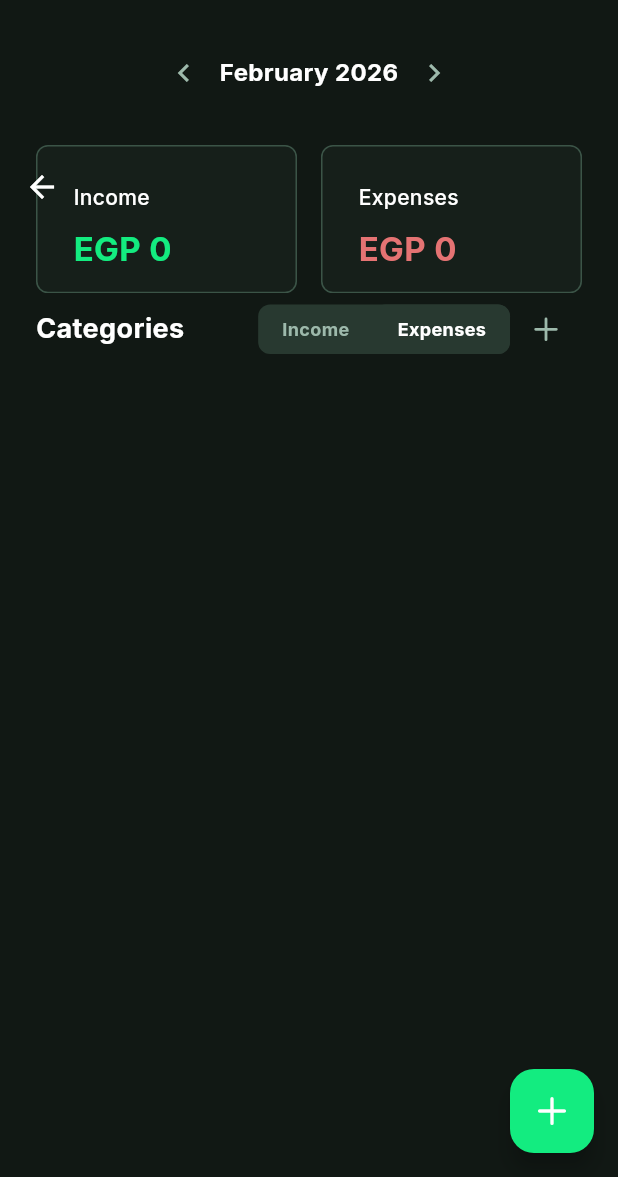
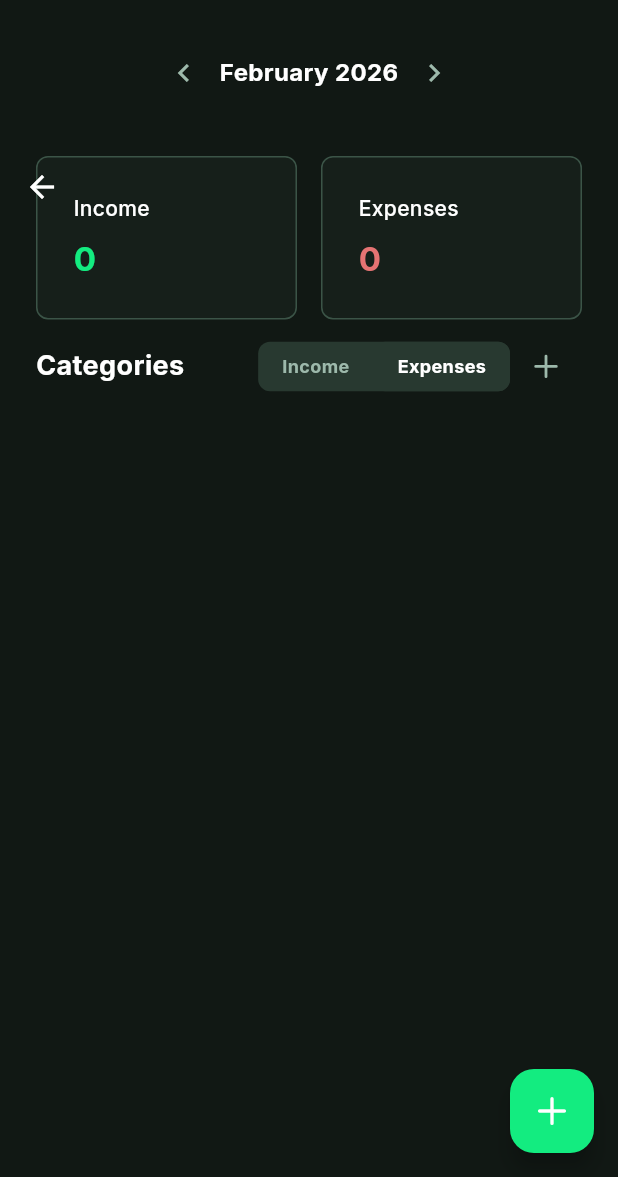
Before and after one commit to OmarAdel10/budget_wise, a Flutter app: the HomeScreen screen opened directly, after a tap on the "chevron left" icon, on a phone screen of 412 x 824 dp, the part 59-1236 px from its top. Run offline on Flutter 3.47's test engine with Material 3 defaults, Android fonts, the phone set to English and light mode, and no system bars; drawn by our look-alikes of auto_size_text; our stand-ins replace cloud_firestore, dotted_border, equatable, firebase_auth, firebase_core, flutter_bloc and 12 more; missing offline and left inert: another_telephony; accounts and stored records are empty.

Commit message:
🐞 fix(home): resolve summary layout overflows
- Increase header expanded height to 15% for better vertical clearance.
- Implement 'FittedBox' scaling in collapsed header to prevent horizontal overflow.
- Integrate 'AutoSizeText' in 'SummaryCard' to handle long titles without clipping.
- Set fixed height and centered alignment for compact cards to improve layout predictability.
- Optimize horizontal footprint by removing hardcoded currency symbols from summary rows.

```diff
--- a/lib/home/view/widgets/home_flexible_header.dart
+++ b/lib/home/view/widgets/home_flexible_header.dart
@@ -27,7 +27,7 @@ class _HomeFlexibleHeaderState extends State<HomeFlexibleHeader> {
 
   @override
   Widget build(BuildContext context) {
-    final expandedHeight = MediaQuery.sizeOf(context).height * 0.12;
+    final expandedHeight = MediaQuery.sizeOf(context).height * 0.15;
 
     return BlocBuilder<SettingsBloc, SettingsState>(
       buildWhen: (previous, current) =>
@@ -99,11 +99,14 @@ class _HomeFlexibleHeaderState extends State<HomeFlexibleHeader> {
                             curve: Curves.easeInOut,
                           );
                         },
-                        child: HomeSummaryRow(
-                          totalIncome: homeState.model.totalIncome,
-                          totalExpenses: homeState.model.totalExpenses,
-                          currencySymbol: settingsState.currencySymbol,
-                          isCollapsed: true,
+                        child: FittedBox(
+                          fit: BoxFit.scaleDown,
+                          child: HomeSummaryRow(
+                            totalIncome: homeState.model.totalIncome,
+                            totalExpenses: homeState.model.totalExpenses,
+                            currencySymbol: settingsState.currencySymbol,
+                            isCollapsed: true,
+                          ),
                         ),
                       ),
                     ),
--- a/lib/home/view/widgets/home_summary_row.dart
+++ b/lib/home/view/widgets/home_summary_row.dart
@@ -36,7 +36,7 @@ class HomeSummaryRow extends StatelessWidget {
             ),
           ),
           Text(
-            '$currencySymbol ${totalIncome.toStringAsFixed(0)}',
+            totalIncome.toStringAsFixed(0),
             style: AppTextStyles.bodyLarge.copyWith(
               color: AppColors.primaryAccent,
               fontWeight: FontWeight.bold,
@@ -59,7 +59,7 @@ class HomeSummaryRow extends StatelessWidget {
             ),
           ),
           Text(
-            '$currencySymbol ${totalExpenses.toStringAsFixed(0)}',
+            totalExpenses.toStringAsFixed(0),
             style: AppTextStyles.bodyLarge.copyWith(
               color: AppColors.danger,
               fontWeight: FontWeight.bold,
@@ -74,7 +74,7 @@ class HomeSummaryRow extends StatelessWidget {
         Expanded(
           child: SummaryCard(
             title: l10n.income,
-            amount: "$currencySymbol ${totalIncome.toStringAsFixed(0)}",
+            amount: totalIncome.toStringAsFixed(0),
             amountColor: AppColors.primaryAccent,
             onTap: () {
               Navigator.of(context).pushNamed(
@@ -88,7 +88,7 @@ class HomeSummaryRow extends StatelessWidget {
         Expanded(
           child: SummaryCard(
             title: l10n.expenses,
-            amount: "$currencySymbol ${totalExpenses.toStringAsFixed(0)}",
+            amount: totalExpenses.toStringAsFixed(0),
             amountColor: AppColors.danger,
             onTap: () {
               Navigator.of(context).pushNamed(
--- a/lib/shared/widgets/summary_card.dart
+++ b/lib/shared/widgets/summary_card.dart
@@ -1,3 +1,4 @@
+import 'package:auto_size_text/auto_size_text.dart';
 import 'package:flutter/material.dart';
 import '../constants/colors.dart';
 import '../constants/text_styles.dart';
@@ -21,9 +22,11 @@ class SummaryCard extends StatelessWidget {
 
   @override
   Widget build(BuildContext context) {
+    final bool hasFixedHeight = isCompact;
     return GestureDetector(
       onTap: onTap,
       child: Container(
+        height: hasFixedHeight ? MediaQuery.sizeOf(context).height * 0.11 : null,
         padding: EdgeInsets.all(isCompact ? AppSpacing.md : AppSpacing.lg),
         decoration: BoxDecoration(
           color: isCompact
@@ -35,14 +38,14 @@ class SummaryCard extends StatelessWidget {
           border: isCompact ? null : Border.all(color: AppColors.borderColor),
         ),
         child: Column(
-          mainAxisAlignment: isCompact
-              ? MainAxisAlignment.center
-              : MainAxisAlignment.start,
+          mainAxisAlignment: MainAxisAlignment.center,
           crossAxisAlignment: CrossAxisAlignment.start,
           mainAxisSize: MainAxisSize.min,
           children: [
-            Text(
+            AutoSizeText(
               title,
+              maxLines: 1,
+              minFontSize: AppTextStyles.bodySmall.fontSize!,
               style: AppTextStyles.bodyMedium.copyWith(
                 color: isCompact
                     ? AppColors.textSecondary
```
